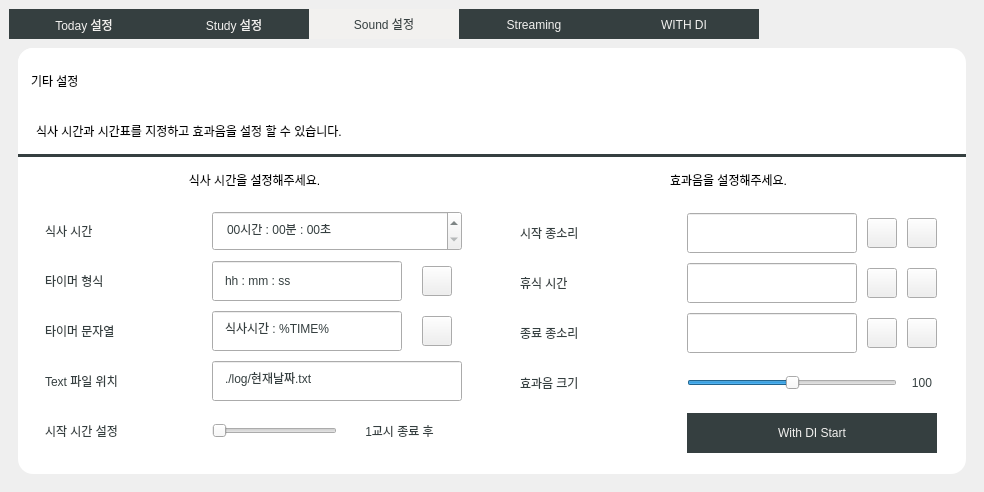
Old version of the form resource/main.ui in the repository DEEPI-LAB/python-study-with-me-timer.
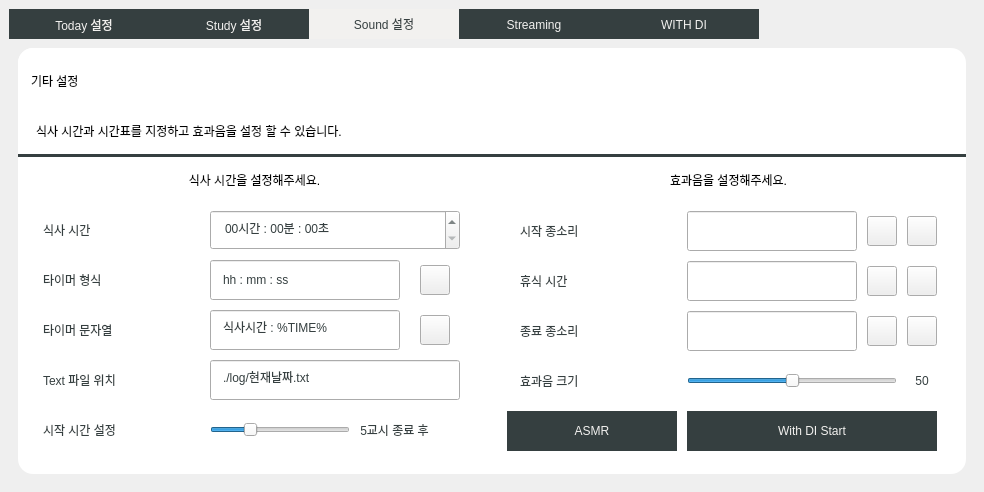
New version of the form. The open tabs and pages were chosen to show the change. Icons and pictures are not drawn.

Diff of the .ui file:
```diff
--- a/resource/main.ui
+++ b/resource/main.ui
@@ -36,7 +36,7 @@
   </property>
   <widget class="QWidget" name="centralwidget">
    <layout class="QGridLayout" name="gridLayout">
-    <item row="1" column="0">
+    <item row="0" column="0">
      <widget class="QTabWidget" name="tabWidget">
       <property name="styleSheet">
        <string notr="true">QTabWidget::pane {
@@ -2317,6 +2317,15 @@
                 <string>식사 시간을 설정해주세요.</string>
                </property>
                <layout class="QGridLayout" name="gridLayout_15">
+                <property name="leftMargin">
+                 <number>8</number>
+                </property>
+                <property name="topMargin">
+                 <number>8</number>
+                </property>
+                <property name="rightMargin">
+                 <number>11</number>
+                </property>
                 <item row="0" column="0">
                  <layout class="QGridLayout" name="gridLayout_16">
                   <property name="sizeConstraint">
@@ -2654,6 +2663,19 @@
                    </widget>
                   </item>
                   <item row="4" column="1" colspan="2">
+                   <widget class="QFrame" name="">
+                    <property name="minimumSize">
+                     <size>
+                      <width>0</width>
+                      <height>40</height>
+                     </size>
+                    </property>
+                    <property name="maximumSize">
+                     <size>
+                      <width>16777215</width>
+                      <height>40</height>
+                     </size>
+                    </property>
                    <layout class="QHBoxLayout" name="horizontalLayout_13">
                     <property name="spacing">
                      <number>0</number>
@@ -2661,8 +2683,26 @@
                     <property name="sizeConstraint">
                      <enum>QLayout::SetFixedSize</enum>
                     </property>
+                     <property name="leftMargin">
+                      <number>0</number>
+                     </property>
+                     <property name="topMargin">
+                      <number>0</number>
+                     </property>
+                     <property name="rightMargin">
+                      <number>0</number>
+                     </property>
+                     <property name="bottomMargin">
+                      <number>0</number>
+                     </property>
                     <item>
                      <widget class="QSlider" name="meal_slider">
+                       <property name="minimumSize">
+                        <size>
+                         <width>140</width>
+                         <height>0</height>
+                        </size>
+                       </property>
                       <property name="sizeIncrement">
                        <size>
                         <width>0</width>
@@ -2673,7 +2713,16 @@
                        <number>1</number>
                       </property>
                       <property name="maximum">
-                       <number>10</number>
+                        <number>16</number>
+                       </property>
+                       <property name="pageStep">
+                        <number>1</number>
+                       </property>
+                       <property name="value">
+                        <number>5</number>
+                       </property>
+                       <property name="sliderPosition">
+                        <number>5</number>
                       </property>
                       <property name="orientation">
                        <enum>Qt::Horizontal</enum>
@@ -2683,7 +2732,7 @@
                     <item>
                      <widget class="QLabel" name="meal_times">
                       <property name="sizePolicy">
-                       <sizepolicy hsizetype="Expanding" vsizetype="Fixed">
+                        <sizepolicy hsizetype="Fixed" vsizetype="Fixed">
                         <horstretch>0</horstretch>
                         <verstretch>0</verstretch>
                        </sizepolicy>
@@ -2712,7 +2761,7 @@
 color :   #353F40;</string>
                       </property>
                       <property name="text">
-                       <string>1교시 종료 후</string>
+                        <string>5교시 종료 후</string>
                       </property>
                       <property name="alignment">
                        <set>Qt::AlignCenter</set>
@@ -2720,6 +2769,7 @@
                      </widget>
                     </item>
                    </layout>
+                   </widget>
                   </item>
                  </layout>
                 </item>
@@ -2761,7 +2811,7 @@
                    <number>0</number>
                   </property>
                   <property name="topMargin">
-                   <number>20</number>
+                   <number>15</number>
                   </property>
                   <property name="rightMargin">
                    <number>10</number>
@@ -2792,7 +2842,7 @@
 color :   #353F40;</string>
                     </property>
                     <property name="text">
-                     <string>100</string>
+                     <string>50</string>
                     </property>
                     <property name="alignment">
                      <set>Qt::AlignCenter</set>
@@ -2994,24 +3044,6 @@
                     </property>
                    </widget>
                   </item>
-                  <item row="4" column="0">
-                   <widget class="QLabel" name="label_26">
-                    <property name="sizePolicy">
-                     <sizepolicy hsizetype="Preferred" vsizetype="Fixed">
-                      <horstretch>0</horstretch>
-                      <verstretch>0</verstretch>
-                     </sizepolicy>
-                    </property>
-                    <property name="styleSheet">
-                     <string notr="true">padding: 10px;;
-font: 20px &quot;Gong Gothic&quot;;
-color :   #353F40;</string>
-                    </property>
-                    <property name="text">
-                     <string/>
-                    </property>
-                   </widget>
-                  </item>
                   <item row="0" column="2">
                    <widget class="QPushButton" name="path_1">
                     <property name="maximumSize">
@@ -3175,6 +3207,42 @@
                     </property>
                    </widget>
                   </item>
+                  <item row="4" column="0">
+                   <widget class="QPushButton" name="asmr">
+                    <property name="minimumSize">
+                     <size>
+                      <width>0</width>
+                      <height>40</height>
+                     </size>
+                    </property>
+                    <property name="maximumSize">
+                     <size>
+                      <width>16777215</width>
+                      <height>40</height>
+                     </size>
+                    </property>
+                    <property name="styleSheet">
+                     <string notr="true">QPushButton
+{
+	color: #F2F1EF;
+	font: 20px&quot;Gong Gothic Light&quot;;
+	background-color:#353F40;
+	border : None;
+}
+
+QPushButton::hover
+{
+	color: #F2F1EF;
+	font: 20px&quot;Gong Gothic Light&quot;;
+	background-color:#000000;
+	border :solid;
+}</string>
+                    </property>
+                    <property name="text">
+                     <string>ASMR</string>
+                    </property>
+                   </widget>
+                  </item>
                  </layout>
                 </item>
                </layout>
```
Left out of the diff: 183 changed lines with no effect on the pictures. Lines whose indentation alone changed are shown as unchanged.
